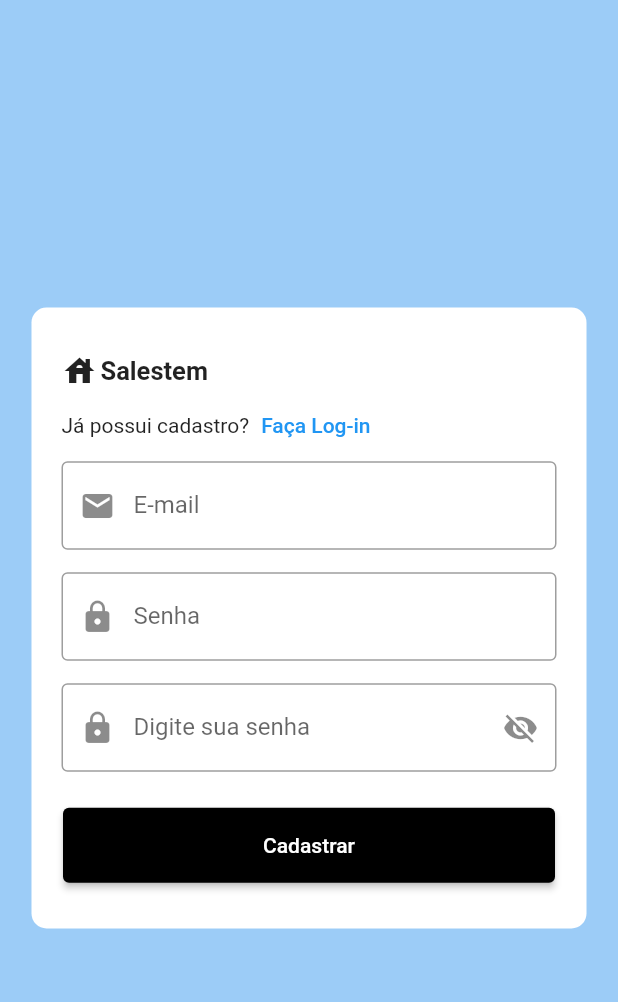
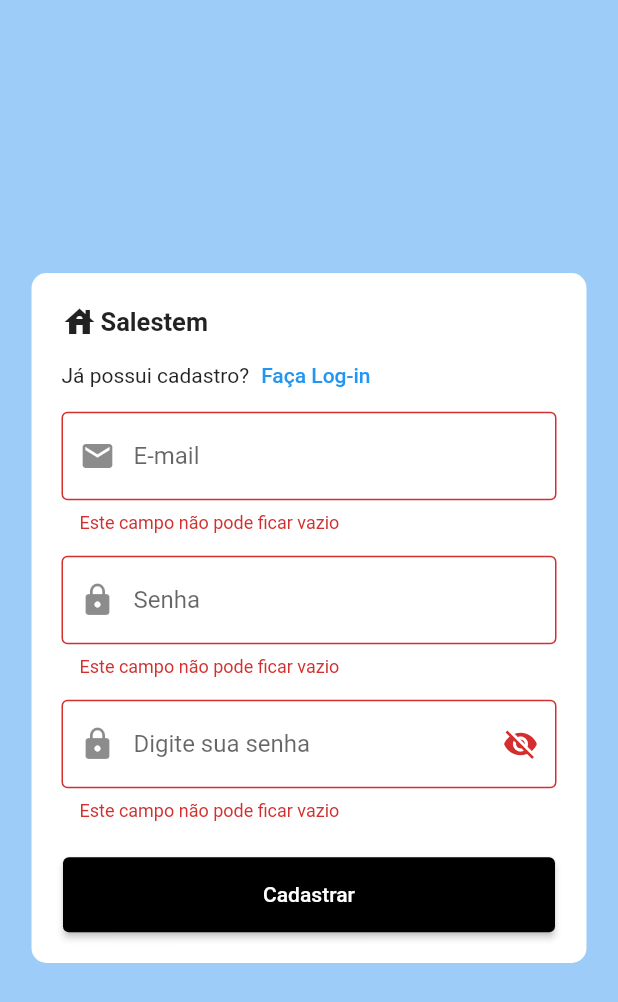
Before and after one commit to EnricoGollner/Login-Req-App, a Flutter app: the RegisterPage screen opened by its route, after a tap on "Cadastrar", on a phone screen of 412 x 824 dp. Shown: the top 1002 px of the screen. Run offline on Flutter 3.47's test engine with Material 2 defaults, Android fonts, the phone set to English and light mode, and no system bars; network calls fail.

Commit message:
Upgrade UI 2/2

```diff
--- a/flutter_application/lib/app/pages/register/register_page.dart
+++ b/flutter_application/lib/app/pages/register/register_page.dart
@@ -32,7 +32,7 @@ class _RegisterPageState extends State<RegisterPage> {
         color: const Color(0xff9CCCF7),
         alignment: Alignment.center,
         child: Container(
-          height: 414,
+          height: 460,
           width: 370,
           decoration: BoxDecoration(
             color: Colors.white,
@@ -72,7 +72,11 @@ class _RegisterPageState extends State<RegisterPage> {
                     backgroundColor: Colors.black,
                     minimumSize: const Size(328, 50),
                   ),
-                  onPressed: () {},
+                  onPressed: () {
+                    if (_formKey.currentState!.validate()) {
+                      Navigator.pop(context);
+                    }
+                  },
                   child: const Text('Cadastrar'),
                 ),
               )
@@ -81,6 +85,13 @@ class _RegisterPageState extends State<RegisterPage> {
         ),
       ),
     );
+  }
+
+  String? textFormValidation(String? textFormContent) {
+    if (textFormContent == null || textFormContent.isEmpty) {
+      return 'Este campo não pode ficar vazio';
+    }
+    return null;
   }
 
   Form _registerForm() {
@@ -95,7 +106,9 @@ class _RegisterPageState extends State<RegisterPage> {
               border: OutlineInputBorder(),
               label: Text('E-mail'),
               hintText: 'Digite seu e-mail',
-                prefixIcon: Icon(Icons.email)),
+              prefixIcon: Icon(Icons.email),
+            ),
+            validator: textFormValidation,
           ),
           const SizedBox(height: 15),
           TextFormField(
@@ -104,7 +117,9 @@ class _RegisterPageState extends State<RegisterPage> {
               border: OutlineInputBorder(),
               label: Text('Senha'),
               hintText: 'Digite sua senha',
-                prefixIcon: Icon(Icons.lock)),
+              prefixIcon: Icon(Icons.lock),
+            ),
+            validator: textFormValidation,
           ),
           const SizedBox(height: 15),
           TextFormField(
@@ -121,8 +136,10 @@ class _RegisterPageState extends State<RegisterPage> {
                   });
                 },
                 icon: showVisibleIcon(_isObscure),
-                )),
+              ),
+            ),
             obscureText: _isObscure,
+            validator: textFormValidation,
           )
         ],
       ),
```
Also changed, not shown: flutter_application/lib/app/pages/login/login_page.dart (+27 -2 lines). Lines whose indentation alone changed are shown as unchanged.
